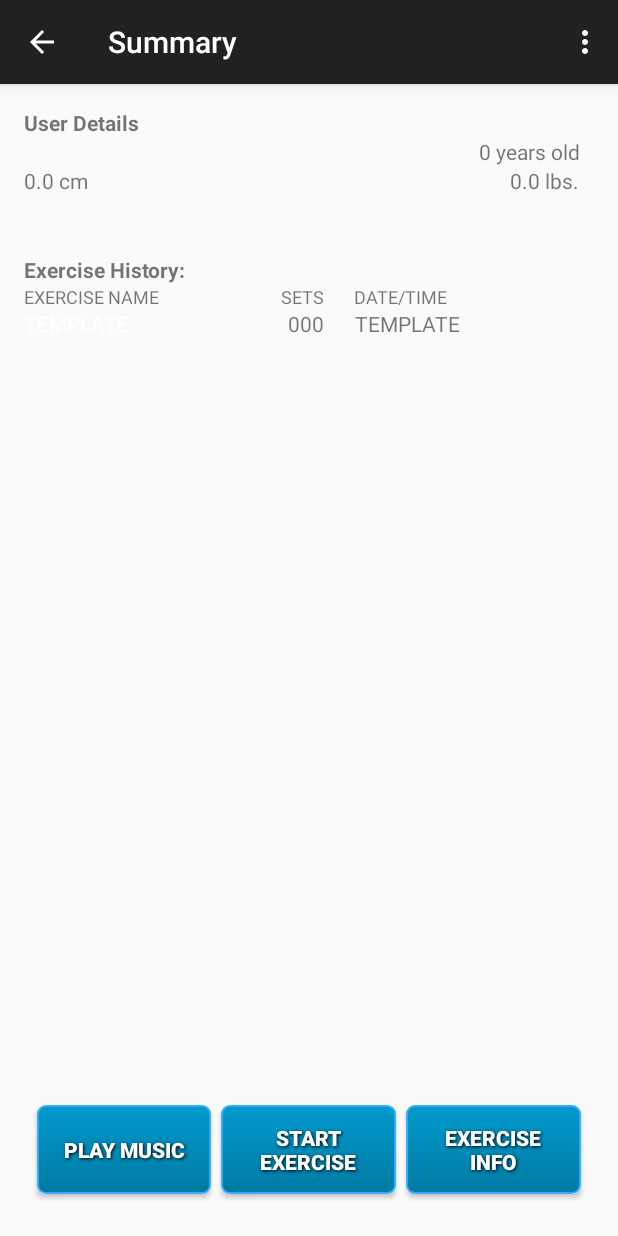
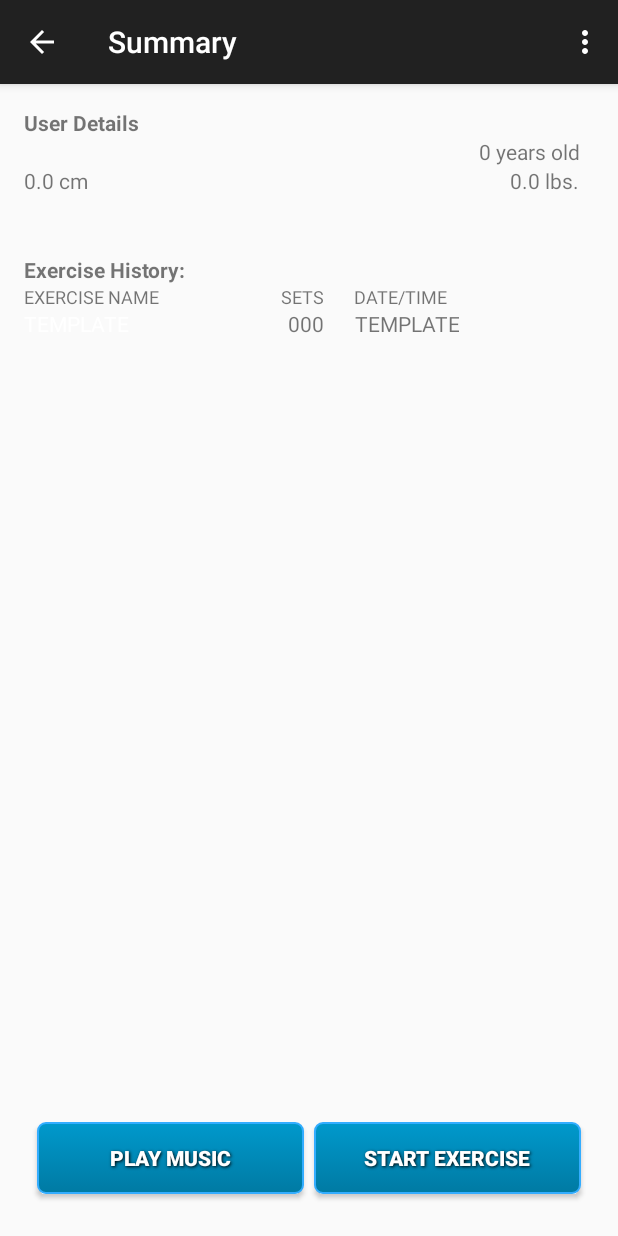
Before and after one commit to brandt1990/ProjectFittness, an Android app: the UserSummaryActivity screen opened directly, with no data from a screen before it, on a phone screen of 412 x 824 dp. Run offline under Robolectric (Android 15) with nearby library versions, the phone set to English and light mode, and no system bars; libraries missing offline, so code that uses them is left out: com.readystatesoftware.sqliteasset; 8 statements that could not run were skipped.

Commit message:
removed exercise button

```diff
--- a/app/src/main/res/layout/activity_user_summary.xml
+++ b/app/src/main/res/layout/activity_user_summary.xml
@@ -224,7 +224,7 @@
                 android:text="@string/button_start_exercise"
                 android:onClick="onClickExerciseEntry"
                 android:layout_weight="1" />
-            <Button
+            Button
                 android:id="@+id/btnExerciseInfo"
                 style="@style/button_text"
                 android:layout_width="0dp"
```
